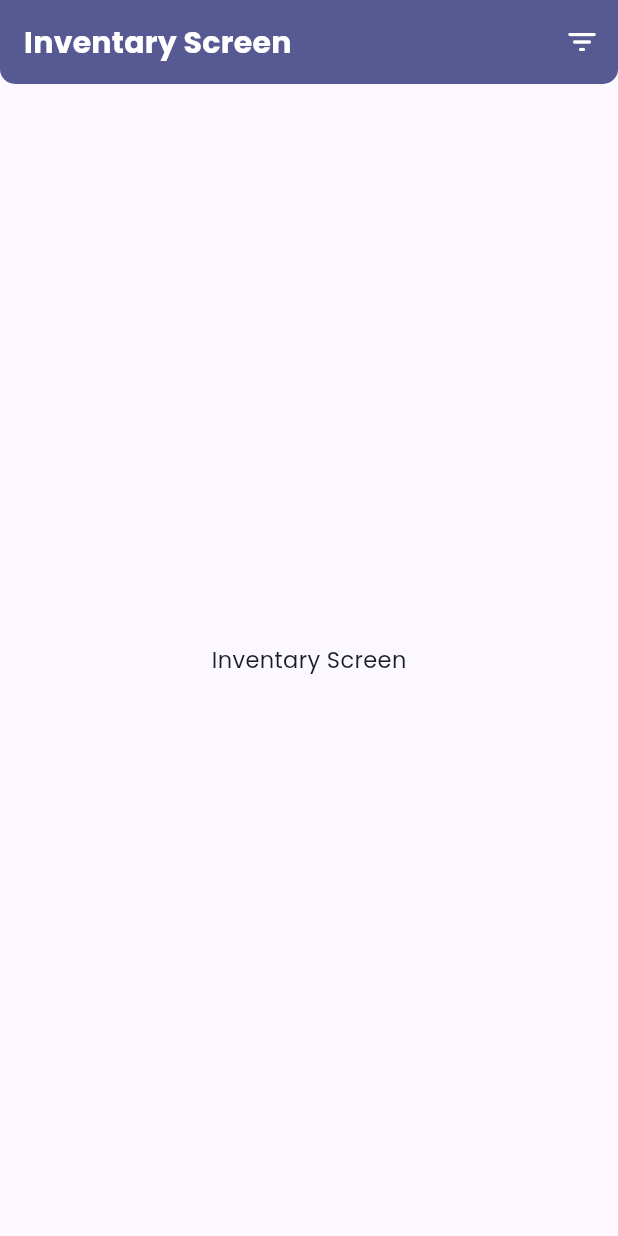
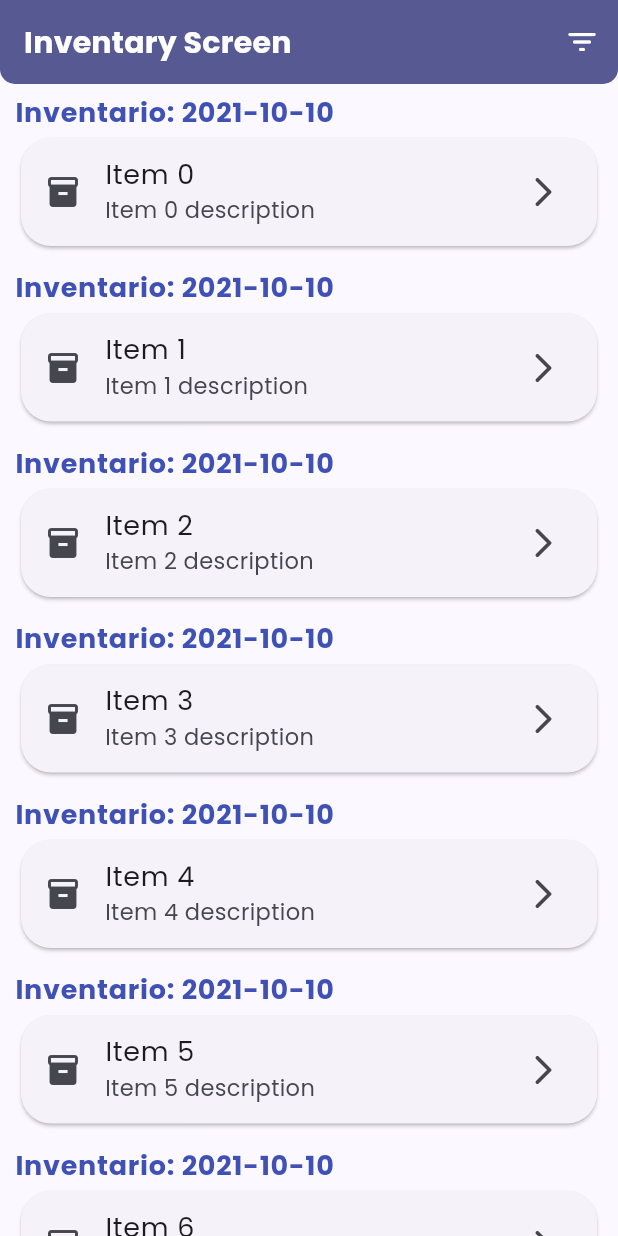
Before and after one commit to bytefz/products-app-gc, a Flutter app: the InventaryScreen screen opened by its route, on a phone screen of 412 x 824 dp. Run offline on Flutter 3.47's test engine with Material 2 defaults, Android fonts, the phone set to English and light mode, and no system bars; our stand-ins replace auto_size_text, flutter_dotenv, go_router, google_fonts.

Commit message:
Create ListView Inventary

```diff
--- a/lib/features/inventary/presentation/screens/inventary_screen.dart
+++ b/lib/features/inventary/presentation/screens/inventary_screen.dart
@@ -40,9 +40,45 @@ class _InventaryView extends StatelessWidget {
 
   @override
   Widget build(BuildContext context) {
-    return Container(
-      child: Center(
-        child: Text('Inventary Screen'),
+    final textTheme = Theme.of(context).textTheme;
+
+    return Padding(
+      padding: const EdgeInsets.symmetric(horizontal: 10),
+      child: ListView.builder(
+        itemCount: 10,
+        itemBuilder: (context, index) {
+          return Padding(
+            padding: const EdgeInsets.symmetric(vertical: 5),
+            child: Column(
+              crossAxisAlignment: CrossAxisAlignment.start,
+              children: [
+                Text(
+                  'Inventario: 2021-10-10',
+                  style: textTheme.bodyLarge?.copyWith(
+                    color: Colors.indigo,
+                    fontWeight: FontWeight.bold,
+                  ),
+                ),
+                Card(
+                  elevation: 1,
+                  shape: RoundedRectangleBorder(
+                    borderRadius: BorderRadius.circular(20),
+                  ),
+                  child: ListTile(
+                    shape: RoundedRectangleBorder(
+                      borderRadius: BorderRadius.circular(20),
+                    ),
+                    leading: GridTile(child: const Icon(Icons.inventory)),
+                    title: Text('Item $index'),
+                    subtitle: Text('Item $index description'),
+                    trailing: const Icon(Icons.arrow_forward_ios_rounded),
+                    onTap: () {},
+                  ),
+                ),
+              ],
+            ),
+          );
+        },
       ),
     );
   }
--- /dev/null
+++ b/lib/features/inventary/presentation/widgets/widgets.dart
@@ -0,0 +1 @@
+export 'card_inventary_widget.dart';
```
Also changed, not shown: lib/features/inventary/presentation/widgets/card_inventary_widget.dart (added, +25 -0 lines).
